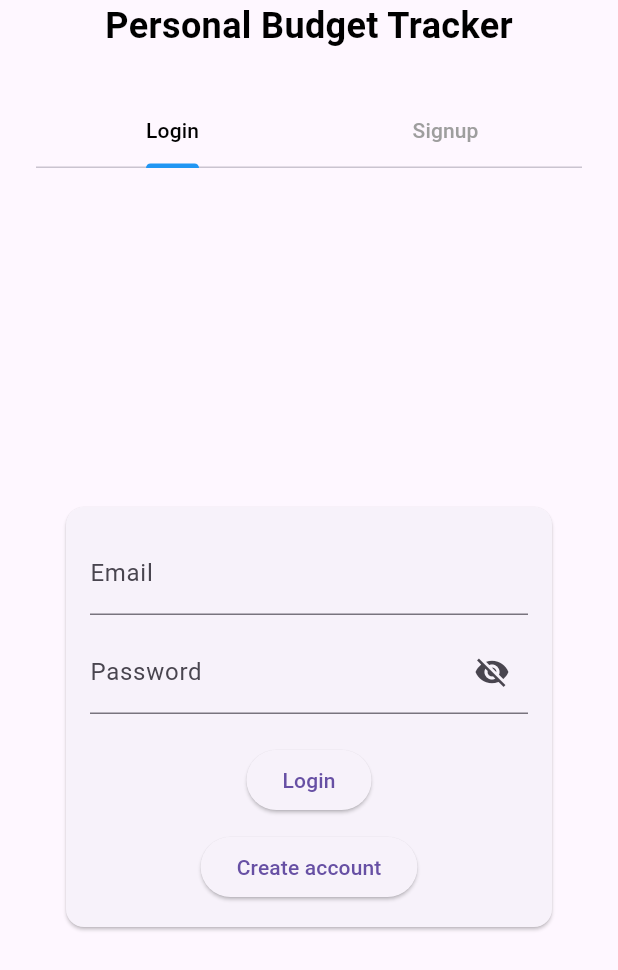
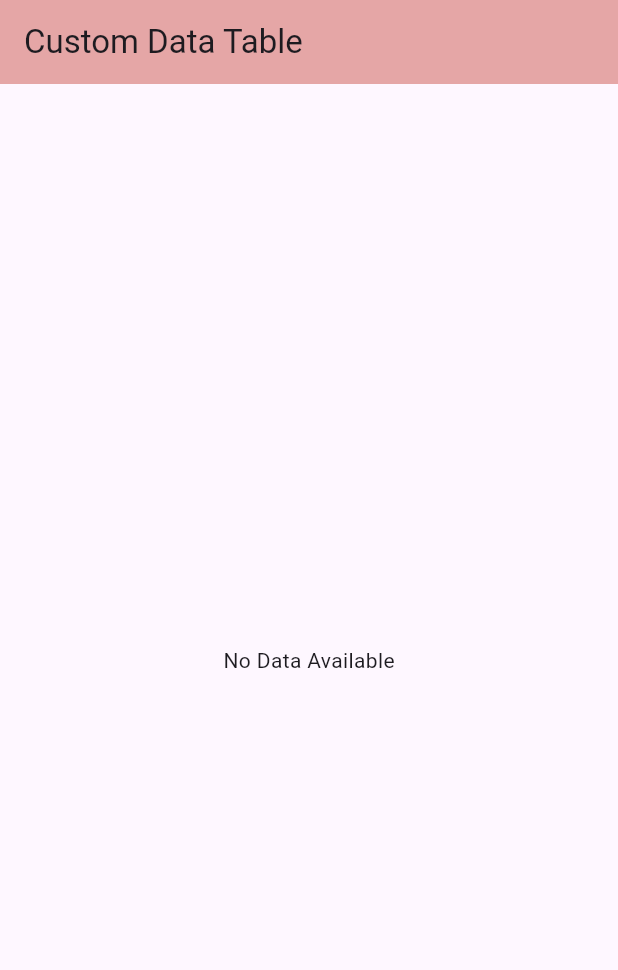
Before and after one commit to Athu06/Flutter_Project_Personal_Budget_Tracker_App-, a Flutter app: the screen it shows after launch, on a phone screen of 412 x 824 dp. Shown: the top 970 px of the screen. Run offline on Flutter 3.47's test engine with Material 3 defaults, Android fonts, the phone set to English and light mode, and no system bars; our stand-ins replace cloud_firestore, firebase_auth, firebase_core; missing offline and left inert: json_data_table; accounts and stored records are empty; statements that could not run were skipped.

Commit message:
DataTable Done

```diff
--- a/budget_app/lib/main.dart
+++ b/budget_app/lib/main.dart
@@ -1,3 +1,5 @@
+// ignore_for_file: unused_import
+
 import 'package:budget_app/firebase_options.dart';
 import 'package:budget_app/screens/auth.dart';
 import 'package:flutter/material.dart';
@@ -5,6 +7,7 @@ import 'screens/dashboard_screen.dart';
 import 'screens/expense_detail_screen.dart';
 import 'package:firebase_core/firebase_core.dart';
 import 'screens/admin.dart';
+import 'screens/test_screen.dart';
 
 
 void main() async {
@@ -23,10 +26,11 @@ class BudgetTrackerApp extends StatelessWidget {
       theme: ThemeData(primarySwatch: Colors.blue),
       initialRoute: '/',
       routes: {
-        '/': (context) => const Auth(),
-        '/dashboardScreen': (context) => const DashboardScreen(),
-        '/expenseDetail': (context) => const ExpenseDetailScreen(),
-        '/adminPage':(context)=> const AdminPage(),
+        // '/': (context) => const Auth(),
+        // '/dashboardScreen': (context) => const DashboardScreen(),
+        // '/expenseDetail': (context) => const ExpenseDetailScreen(),
+        // '/adminPage':(context)=> const AdminPage(),
+        '/': (context) => const CustomDataTable(),
       },
     );
   }
--- /dev/null
+++ b/budget_app/lib/screens/test_screen.dart
@@ -0,0 +1,259 @@
+import 'package:flutter/material.dart';
+import 'package:cloud_firestore/cloud_firestore.dart';
+import 'package:json_data_table/stemious_data_table.dart';
+import 'package:json_data_table/classes/stemious_data_table_column.dart';
+
+class CustomDataTable extends StatefulWidget {
+  const CustomDataTable({Key? key}) : super(key: key);
+
+  @override
+  _CustomDataTableState createState() => _CustomDataTableState();
+}
+
+class _CustomDataTableState extends State<CustomDataTable> {
+  late List<Map<String, dynamic>> dataToExport;
+
+  @override
+  Widget build(BuildContext context) {
+    return Scaffold(
+      appBar: AppBar(
+        title: const Text('Custom Data Table'),
+        backgroundColor: const Color.fromARGB(255, 229, 166, 166),
+      ),
+      body: FutureBuilder<QuerySnapshot>(
+        future: FirebaseFirestore.instance.collection('ExperimentCards').get(),
+        builder: (context, snapshot) {
+          if (snapshot.connectionState == ConnectionState.waiting) {
+            return const Center(child: CircularProgressIndicator());
+          }
+
+          if (snapshot.hasError) {
+            debugPrint('Firestore error: ${snapshot.error}');
+            return Center(
+              child: Text("Error: ${snapshot.error}"),
+            );
+          }
+
+          if (!snapshot.hasData || snapshot.data == null) {
+            return const Center(child: Text("No Data Found"));
+          }
+
+          final List<QueryDocumentSnapshot> documents = snapshot.data!.docs;
+          dataToExport = documents.map((doc) {
+            final data = doc.data() as Map<String, dynamic>;
+
+            // Format timestamp if present
+            if (data['timestamp'] != null && data['timestamp'] is Timestamp) {
+              // Convert Firestore Timestamp to DateTime
+              data['timestamp'] = (data['timestamp'] as Timestamp);
+            }
+            return data;
+          }).toList();
+
+          if (dataToExport.isEmpty) {
+            return const Center(child: Text("No Data Available"));
+          }
+
+          return SingleChildScrollView( // Wrap the entire body in a SingleChildScrollView
+            child: Padding(
+              padding: const EdgeInsets.all(6.0),
+              child: StemiousDataTable.data(
+                // StemiousColumnHeaderTheme(
+                //   headerColor: Colors.purple,
+                // ),
+                // StemiousColumnDataTheme(
+                //   cellColor: colors.blue,
+                // ),
+                columnConfig: [
+                  StemiousColumn(
+                    label: 'Experiment Name',
+                    dataKey: 'experimentLongName',
+                    columnHeaderTheme: StemiousColumnHeaderTheme(
+                      headerColor: Colors.purple,
+                    ),
+                    initialWidth: 200,
+                    columnDataTheme: StemiousColumnDataTheme(
+                      margin: const EdgeInsets.all(6),
+                      borderRadius: BorderRadius.circular(4),
+
+                    cellColor: Colors.blue,
+
+                      dataAlignment: Alignment.centerLeft,
+                      textStyleBuilder: (data, style) {
+                        if (data["experimentLongName"] == "stem") {
+                          return style?.copyWith(fontWeight: FontWeight.bold);
+                        }
+                        return style;
+                      },
+                    ),
+                  ),
+                  StemiousColumn(
+                    label: 'Small Name',
+                    dataKey: 'smallName',
+                    columnHeaderTheme: StemiousColumnHeaderTheme(
+                      headerColor: Colors.purple,
+                    ),
+                    initialWidth: 200,
+                    columnDataTheme: StemiousColumnDataTheme(
+                      margin: const EdgeInsets.all(6),
+                      dataAlignment: Alignment.centerLeft,
+                    cellColor: Colors.blue,
+
+                      textStyleBuilder: (data, style) {
+                        if (data["smallName"] == "stem") {
+                          return style?.copyWith(fontWeight: FontWeight.bold);
+                        }
+                        return style;
+                      },
+                    ),
+                  ),
+                  StemiousColumn(
+                    label: 'Status',
+                    dataKey: 'status',
+                    columnHeaderTheme: StemiousColumnHeaderTheme(
+                      headerColor: Colors.purple,
+                    ),
+                    initialWidth: 100,
+                    columnDataTheme: StemiousColumnDataTheme(
+                      margin: const EdgeInsets.all(6),
+                      dataAlignment: Alignment.center,
+                    cellColor: Colors.blue,
+
+                      textStyleBuilder: (data, style) {
+                        if (data["status"] == "stem") {
+                          return style?.copyWith(fontWeight: FontWeight.bold);
+                        }
+                        return style;
+                      },
+                    ),
+                  ),
+                  StemiousColumn(
+                    label: 'Subject',
+                    dataKey: 'subject',
+                    columnHeaderTheme: StemiousColumnHeaderTheme(
+                      headerColor: Colors.purple,
+                    ),
+                    initialWidth: 100,
+                    columnDataTheme: StemiousColumnDataTheme(
+                      margin: const EdgeInsets.all(6),
+                      dataAlignment: Alignment.center,
+                    cellColor: Colors.blue,
+
+                      textStyleBuilder: (data, style) {
+                        if (data["subject"] == "stem") {
+                          return style?.copyWith(fontWeight: FontWeight.bold);
+                        }
+                        return style;
+                      },
+                    ),
+                  ),
+                  StemiousColumn(
+                    label: 'Complexity',
+                    dataKey: 'complexity',
+                    columnHeaderTheme: StemiousColumnHeaderTheme(
+                      headerColor: Colors.purple,
+                    ),
+                    initialWidth: 100,
+                    columnDataTheme: StemiousColumnDataTheme(
+                      margin: const EdgeInsets.all(6),
+                      dataAlignment: Alignment.center,
+                    cellColor: Colors.blue,
+
+                      textStyleBuilder: (data, style) {
+                        if (data["complexity"] == "stem") {
+                          return style?.copyWith(fontWeight: FontWeight.bold);
+                        }
+                        return style;
+                      },
+                    ),
+                  ),
+                  StemiousColumn(
+                    label: 'Created By',
+                    dataKey: 'createdByUserName',
+                    columnHeaderTheme: StemiousColumnHeaderTheme(
+                      headerColor: Colors.purple,
+                    ),
+                    initialWidth: 200,
+                    columnDataTheme: StemiousColumnDataTheme(
+                      margin: const EdgeInsets.all(6),
+                      dataAlignment: Alignment.centerLeft,
+                    cellColor: Colors.blue,
+
+                      textStyleBuilder: (data, style) {
+                        if (data["createdByUserName"] == "stem") {
+                          return style?.copyWith(fontWeight: FontWeight.bold);
+                        }
+                        return style;
+                      },
+                    ),
+                  ),
+                  StemiousColumn(
+                    label: 'Timestamp',
+                    dataKey: 'timestamp',
+                    columnHeaderTheme: StemiousColumnHeaderTheme(
+                      headerColor: Colors.purple,
+                    ),
+                    initialWidth: 200,
+                    columnDataTheme: StemiousColumnDataTheme(
+                      margin: const EdgeInsets.all(6),
+                      dataAlignment: Alignment.center,
+                    cellColor: Colors.blue,
+
+                      textStyleBuilder: (data, style) {
+                        if (data["timestamp"] == "stem") {
+                          return style?.copyWith(fontWeight: FontWeight.bold);
+                        }
+                        return style;
+                      },
+                    ),
+                  ),
+                  StemiousColumn(
+                    label: 'Sensor',
+                    dataKey: 'sensor',
+                    columnHeaderTheme: StemiousColumnHeaderTheme(
+
+                      headerColor: Colors.purple,
+                    ),
+                    initialWidth: 200,
+                    columnDataTheme: StemiousColumnDataTheme(
+                      margin: const EdgeInsets.all(6),
+                      dataAlignment: Alignment.center,
+                      cellColor: Colors.blue,
+                      textStyleBuilder: (data, style) {
+                        if (data["timestamp"] == "stem") {
+                          return style?.copyWith(fontWeight: FontWeight.bold);
+                        }
+                        return style;
+                      },
+                    ),
+                  ),
+                  StemiousColumn(
+                    label: 'Action',
+                    dataKey: 'action',
+                    columnHeaderTheme: StemiousColumnHeaderTheme(
+                      headerColor: Colors.purple,
+                    ),
+                    initialWidth: 200,
+                    columnDataTheme: StemiousColumnDataTheme(
+                      margin: const EdgeInsets.all(6),
+                      dataAlignment: Alignment.center,
+                    cellColor: Colors.blue,
+
+                      textStyleBuilder: (data, style) {
+                        if (data["timestamp"] == "stem") {
+                          return style?.copyWith(fontWeight: FontWeight.bold);
+                        }
+                        return style;
+                      },
+                    ),
+                  ),
+                ],
+                data: dataToExport,
+              ),
+            ),
+          );
+        },
+      ),
+    );
+  }
+}
--- a/budget_app/lib/services/db_helper.dart
+++ b/budget_app/lib/services/db_helper.dart
@@ -1,38 +1,38 @@
-import 'package:path/path.dart';
-import '../models/expense_models.dart';
+// import 'package:path/path.dart';
+// import '../models/expense_models.dart';
 
-class DBHelper {
-  static Database? _db;
+// class DBHelper {
+//   static Database? _db;
 
-  Future<Database> get database async {
-    if (_db != null) return _db!;
-    _db = await initDB();
-    return _db!;
-  }
+//   Future<Database> get database async {
+//     if (_db != null) return _db!;
+//     _db = await initDB();
+//     return _db!;
+//   }
 
-  Future<Database> initDB() async {
-    final path = await getDatabasesPath();
-    return await openDatabase(
-      join(path, 'expenses.db'),
-      onCreate: (db, version) async {
-        await db.execute(
-            'CREATE TABLE expenses (id INTEGER PRIMARY KEY AUTOINCREMENT, category TEXT, description TEXT, amount REAL, date TEXT)');
-      },
-      version: 1,
-    );
-  }
+//   Future<Database> initDB() async {
+//     final path = await getDatabasesPath();
+//     return await openDatabase(
+//       join(path, 'expenses.db'),
+//       onCreate: (db, version) async {
+//         await db.execute(
+//             'CREATE TABLE expenses (id INTEGER PRIMARY KEY AUTOINCREMENT, category TEXT, description TEXT, amount REAL, date TEXT)');
+//       },
+//       version: 1,
+//     );
+//   }
 
-  Future<void> insertExpense(ExpenseData expense) async {
-    final db = await database;
-    await db.insert('expenses', expense.toMap(),
-        conflictAlgorithm: ConflictAlgorithm.replace);
-  }
+//   Future<void> insertExpense(ExpenseData expense) async {
+//     final db = await database;
+//     await db.insert('expenses', expense.toMap(),
+//         conflictAlgorithm: ConflictAlgorithm.replace);
+//   }
 
-  Future<List<ExpenseData>> getExpenses() async {
-    final db = await database;
-    final List<Map<String, dynamic>> maps = await db.query('expenses');
-    return List.generate(maps.length, (i) {
-      return ExpenseData.fromMap(maps[i]);
-    });
-  }
-}
+//   Future<List<ExpenseData>> getExpenses() async {
+//     final db = await database;
+//     final List<Map<String, dynamic>> maps = await db.query('expenses');
+//     return List.generate(maps.length, (i) {
+//       return ExpenseData.fromMap(maps[i]);
+//     });
+//   }
+// }
--- a/budget_app/pubspec.yaml
+++ b/budget_app/pubspec.yaml
@@ -46,7 +46,10 @@ dependencies:
   firebase_admin: ^0.3.0
   # firebase_core: ^2.16.0
   # firebase_auth: ^4.8.0
-
+  json_data_table:
+    git:
+      url: https://github.com/StemiousOrg/stemious_json_data_table.git
+      ref: 2.0.0-stemious_data_table
 
 
 
```
Also changed, not shown: budget_app/lib/configs/test_column_config.dart (added), budget_app/lib/firebase_options.dart.
